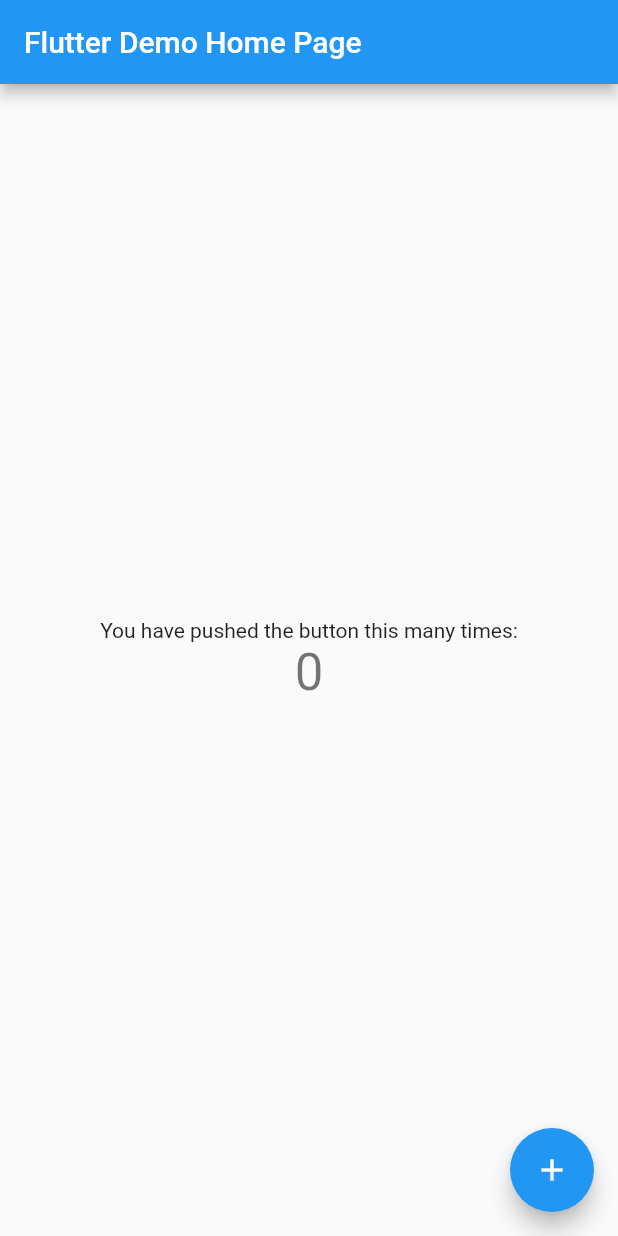
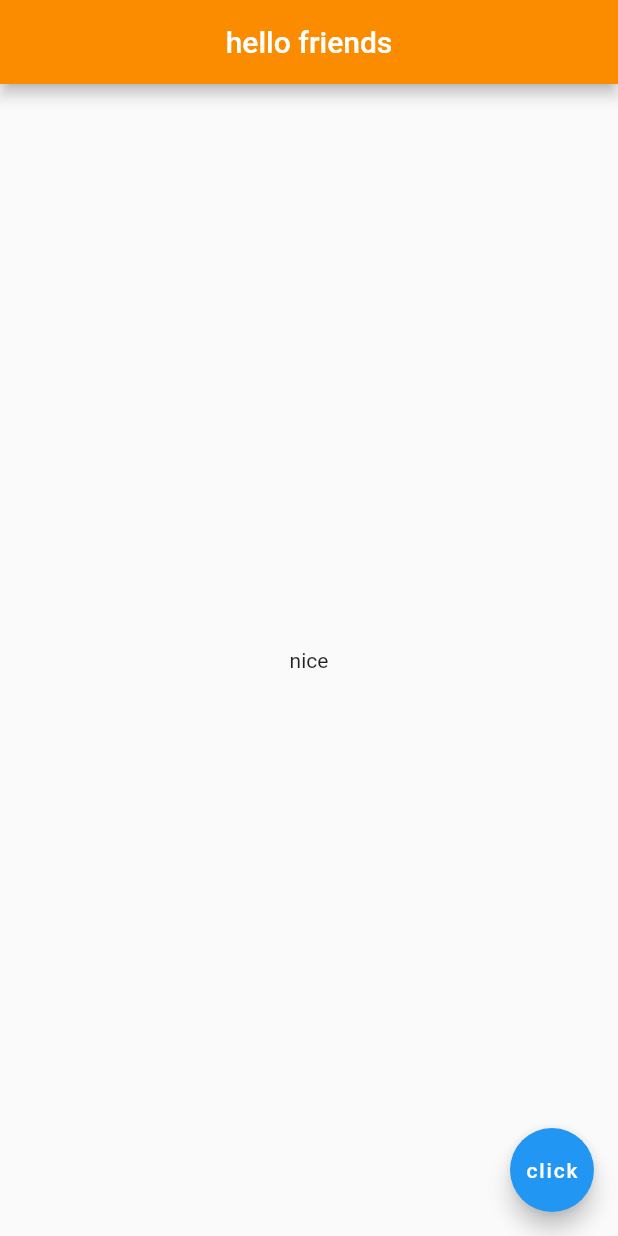
Before and after one commit to hamza-543/Flutter-authentication, a Flutter app: the screen it shows after launch, on a phone screen of 412 x 824 dp. Run offline on Flutter 3.47's test engine with Material 2 defaults, Android fonts, the phone set to English and light mode, and no system bars.

Commit message:
add a button

```diff
--- a/lib/main.dart
+++ b/lib/main.dart
@@ -1,117 +1,22 @@
 import 'package:flutter/material.dart';
 
 void main() {
-  runApp(const MyApp());
-}
-
-class MyApp extends StatelessWidget {
-  const MyApp({Key? key}) : super(key: key);
-
-  // This widget is the root of your application.
-  @override
-  Widget build(BuildContext context) {
-    return MaterialApp(
-      title: 'Flutter Demo',
-      theme: ThemeData(
-        // This is the theme of your application.
-        //
-        // Try running your application with "flutter run". You'll see the
-        // application has a blue toolbar. Then, without quitting the app, try
-        // changing the primarySwatch below to Colors.green and then invoke
-        // "hot reload" (press "r" in the console where you ran "flutter run",
-        // or simply save your changes to "hot reload" in a Flutter IDE).
-        // Notice that the counter didn't reset back to zero; the application
-        // is not restarted.
-        primarySwatch: Colors.blue,
-      ),
-      home: const MyHomePage(title: 'Flutter Demo Home Page'),
-    );
-  }
-}
-
-
-
-class MyHomePage extends StatefulWidget {
-  const MyHomePage({Key? key, required this.title}) : super(key: key);
-
-  // This widget is the home page of your application. It is stateful, meaning
-  // that it has a State object (defined below) that contains fields that affect
-  // how it looks.
-
-  // This class is the configuration for the state. It holds the values (in this
-  // case the title) provided by the parent (in this case the App widget) and
-  // used by the build method of the State. Fields in a Widget subclass are
-  // always marked "final".
-
-  final String title;
-
-  @override
-  State<MyHomePage> createState() => _MyHomePageState();
-}
-
-class _MyHomePageState extends State<MyHomePage> {
-  int _counter = 0;
-
-  void _incrementCounter() {
-    setState(() {
-      // This call to setState tells the Flutter framework that something has
-      // changed in this State, which causes it to rerun the build method below
-      // so that the display can reflect the updated values. If we changed
-      // _counter without calling setState(), then the build method would not be
-      // called again, and so nothing would appear to happen.
-      _counter++;
-    });
-  }
-
-  @override
-  Widget build(BuildContext context) {
-    // This method is rerun every time setState is called, for instance as done
-    // by the _incrementCounter method above.
-    //
-    // The Flutter framework has been optimized to make rerunning build methods
-    // fast, so that you can just rebuild anything that needs updating rather
-    // than having to individually change instances of widgets.
-    return Scaffold(
+  runApp(MaterialApp(
+    home: Scaffold(
       appBar: AppBar(
-        // Here we take the value from the MyHomePage object that was created by
-        // the App.build method, and use it to set our appbar title.
-        title: Text(widget.title),
+        title: Text('hello friends'),
+        centerTitle: true,
+        backgroundColor: Colors.orange[600],
       ),
       body: Center(
-        // Center is a layout widget. It takes a single child and positions it
-        // in the middle of the parent.
-        child: Column(
-          // Column is also a layout widget. It takes a list of children and
-          // arranges them vertically. By default, it sizes itself to fit its
-          // children horizontally, and tries to be as tall as its parent.
-          //
-          // Invoke "debug painting" (press "p" in the console, choose the
-          // "Toggle Debug Paint" action from the Flutter Inspector in Android
-          // Studio, or the "Toggle Debug Paint" command in Visual Studio Code)
-          // to see the wireframe for each widget.
-          //
-          // Column has various properties to control how it sizes itself and
-          // how it positions its children. Here we use mainAxisAlignment to
-          // center the children vertically; the main axis here is the vertical
-          // axis because Columns are vertical (the cross axis would be
-          // horizontal).
-          mainAxisAlignment: MainAxisAlignment.center,
-          children: <Widget>[
-            const Text(
-              'You have pushed the button this many times:',
-            ),
-            Text(
-              '$_counter',
-              style: Theme.of(context).textTheme.headline4,
-            ),
-          ],
-        ),
+        child: Text('nice'),
       ),
       floatingActionButton: FloatingActionButton(
-        onPressed: _incrementCounter,
-        tooltip: 'Increment',
-        child: const Icon(Icons.add),
-      ), // This trailing comma makes auto-formatting nicer for build methods.
-    );
-  }
+        onPressed: ()=>{},
+        child: Center(
+        child: Text('click'),
+        ),
+      )
+    ),
+  ));
 }
```
